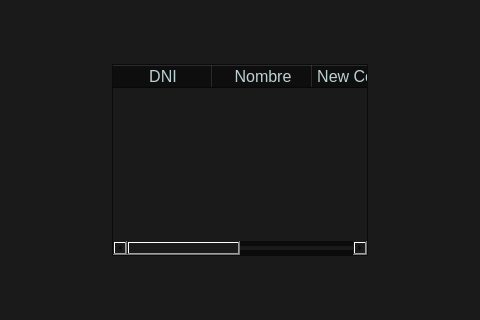
Above: auxiliar.ui from algoriasmart/medchain before the change; both pictures show x 235 to 715 and y 156 to 476 of the 800 by 600 pixel window. Below: the same form after it.
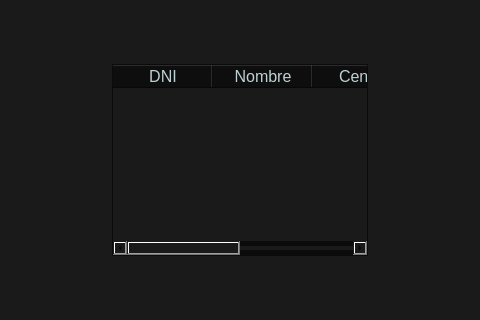
That is the form after the change. Icons and pictures are not drawn.

Commit message: fixed table centro column

```diff
--- a/auxiliar.ui
+++ b/auxiliar.ui
@@ -319,7 +319,7 @@
                </column>
                <column>
                 <property name="text">
-                 <string>New Column</string>
+                 <string>Centro</string>
                 </property>
                </column>
                <column>
```
Left out of the diff: 2 changed lines with no effect on the pictures. The commit also changes 4 other files.
